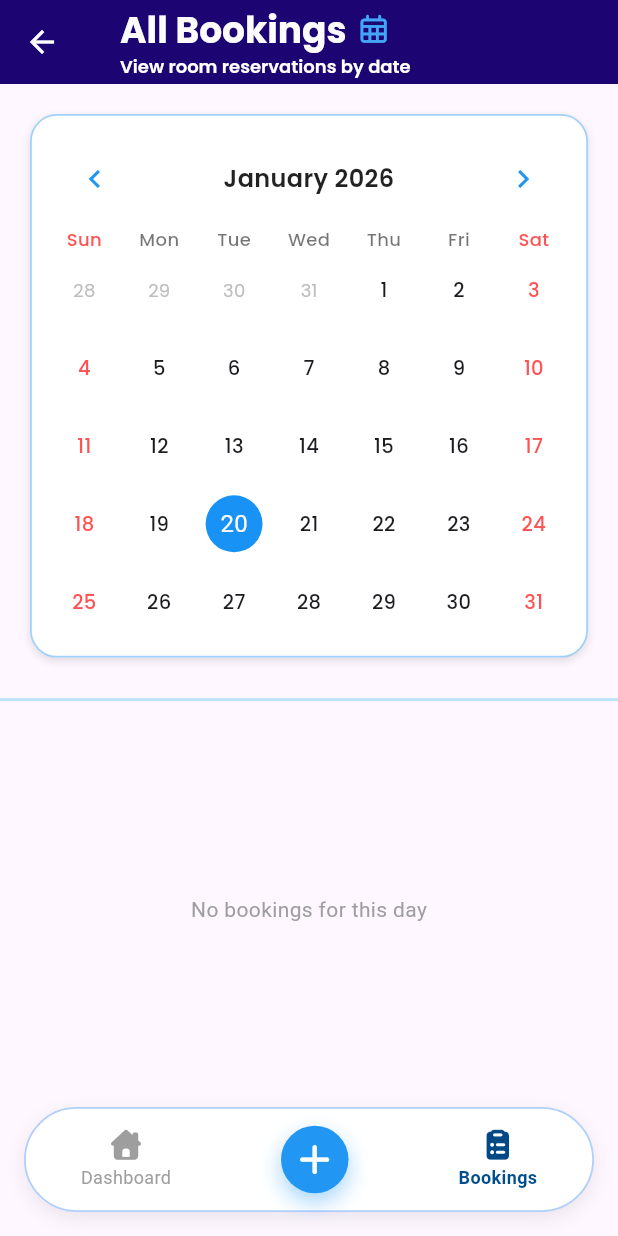
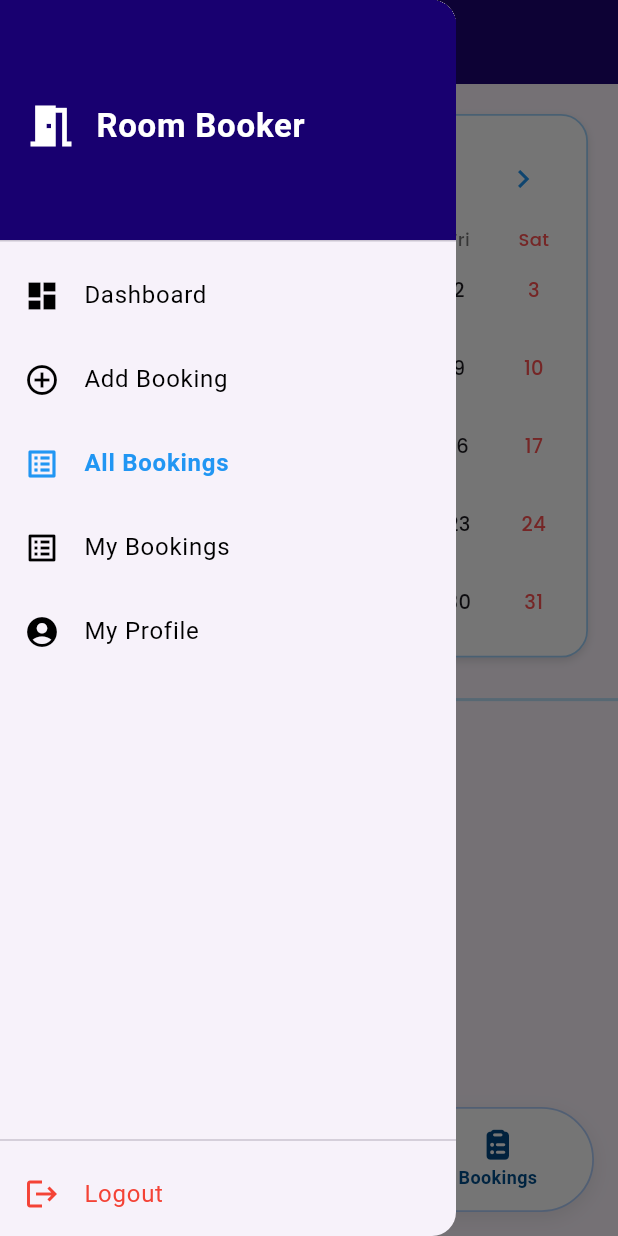
Before and after one commit to ankitk611/llroombooker_app, a Flutter app: the AllBookings screen opened directly, with the side drawer open (before the commit the screen has no drawer), on a phone screen of 412 x 824 dp. Run offline on Flutter 3.47's test engine with Material 3 defaults, Android fonts, the phone set to English and light mode, and no system bars; drawn by our look-alikes of table_calendar; our stand-ins replace font_awesome_flutter, google_fonts, lottie.

Commit message:
Drawer created

```diff
--- /dev/null
+++ b/lib/core/methods/navigation_method.dart
@@ -0,0 +1,53 @@
+import 'package:flutter/material.dart';
+import 'package:roombooker/views/pages/all_bookings_page.dart';
+import 'package:roombooker/views/pages/create_booking_page.dart';
+import 'package:roombooker/views/pages/dashboard_page.dart';
+import 'package:roombooker/views/pages/my_profile.dart';
+
+
+class NavigationUtils {
+  static void onItemTapped(
+    BuildContext context,
+    int index,
+    int currentIndex,
+  ) {
+    if (index == currentIndex) return;
+
+    Widget page;
+
+    switch (index) {
+      case 0:
+        page = DashboardPage();
+        Navigator.pushAndRemoveUntil(
+          context,
+          MaterialPageRoute(builder: (_) => page),
+          (route) => false,
+        );
+        return;
+
+      case 1:
+        page = CreateBookingPage();
+        break;
+
+      case 2:
+        page = AllBookings();
+        break;
+
+        case 3:
+        page = AllBookings();
+        break;
+
+        case 4:
+        page = ProfilePage();
+        break;
+
+      default:
+        return;
+    }
+
+    Navigator.push(
+      context,
+      MaterialPageRoute(builder: (_) => page),
+    );
+  }
+}
--- a/lib/views/pages/all_bookings_page.dart
+++ b/lib/views/pages/all_bookings_page.dart
@@ -3,6 +3,7 @@ import 'package:font_awesome_flutter/font_awesome_flutter.dart';
 import 'package:google_fonts/google_fonts.dart';
 import 'package:roombooker/core/constants/values.dart';
 import 'package:roombooker/core/models/booking.dart';
+import 'package:roombooker/widgets/app_drawer.dart';
 import 'package:roombooker/widgets/bookingcard_widget.dart';
 import 'package:roombooker/widgets/navbar_widget.dart';
 import 'package:table_calendar/table_calendar.dart';
@@ -102,6 +103,7 @@ class _AllBookingsState extends State<AllBookings> {
         ),
         centerTitle: false,
       ),
+      drawer: const AppDrawer(currentIndex: 2),
       body: Column(
         children: [
           Padding(
--- a/lib/views/pages/create_booking_page.dart
+++ b/lib/views/pages/create_booking_page.dart
@@ -1,6 +1,7 @@
 import 'package:flutter/material.dart';
 import 'package:google_fonts/google_fonts.dart';
 import 'package:font_awesome_flutter/font_awesome_flutter.dart';
+import 'package:roombooker/widgets/app_drawer.dart';
 import 'package:roombooker/widgets/navbar_widget.dart';
 
 import '../../core/constants/create_booking_design.dart';
@@ -440,6 +441,7 @@ class _CreateBookingPageState extends State<CreateBookingPage> {
           ),
           centerTitle: false,
         ),
+        drawer: const AppDrawer(currentIndex: 1),
         body: _loadingRooms
             ? const Center(child: CircularProgressIndicator())
             : SafeArea(
--- a/lib/views/pages/dashboard_page.dart
+++ b/lib/views/pages/dashboard_page.dart
@@ -3,6 +3,7 @@ import 'package:roombooker/core/constants/values.dart';
 import 'package:font_awesome_flutter/font_awesome_flutter.dart';
 import 'package:roombooker/core/models/booking_db.dart';
 import 'package:roombooker/views/pages/create_booking_page.dart';
+import 'package:roombooker/widgets/app_drawer.dart';
 import 'package:roombooker/widgets/bookingcard_widget.dart';
 import 'package:roombooker/widgets/navbar_widget.dart';
 import 'package:roombooker/widgets/stat_item.dart';
@@ -138,6 +139,7 @@ late final List<BookingDb> allBookings = [
          );
         },
       ),
+      drawer: const AppDrawer(currentIndex: 0),
       body: SingleChildScrollView(
         padding: const EdgeInsets.all(16),
         child: Column(
--- a/lib/views/pages/my_profile.dart
+++ b/lib/views/pages/my_profile.dart
@@ -3,6 +3,7 @@ import 'package:font_awesome_flutter/font_awesome_flutter.dart';
 import 'package:google_fonts/google_fonts.dart';
 
 import 'package:roombooker/core/constants/values.dart';
+import 'package:roombooker/widgets/app_drawer.dart';
 import 'package:roombooker/widgets/navbar_widget.dart';
 
 class ProfilePage extends StatelessWidget {
@@ -44,6 +45,7 @@ class ProfilePage extends StatelessWidget {
           ),
           centerTitle: false,
         ),
+        drawer: const AppDrawer(currentIndex: 4),
       body: SingleChildScrollView(
         padding: const EdgeInsets.all(16),
         child: Column(
@@ -83,7 +85,6 @@ class ProfilePage extends StatelessWidget {
           ],
         ),
       ),
-      bottomNavigationBar: const AppBottomNavbar(currentIndex: 2),
     );
   }
 
@@ -155,6 +156,7 @@ class ProfilePage extends StatelessWidget {
                   child: _headerButton(
                     icon: Icons.key,
                     label: "Change Password",
+
                     onTap: () {},
                   ),
                 ),
@@ -260,6 +262,7 @@ class ProfilePage extends StatelessWidget {
 
   Widget _headerButton({
     required IconData icon,
+
     required String label,
     required VoidCallback onTap,
   }) {
--- /dev/null
+++ b/lib/widgets/app_drawer.dart
@@ -0,0 +1,135 @@
+import 'package:flutter/material.dart';
+import 'package:roombooker/core/methods/navigation_method.dart';
+
+class AppDrawer extends StatelessWidget {
+  final int currentIndex;
+
+  const AppDrawer({
+    super.key,
+    required this.currentIndex,
+  });
+
+  @override
+  Widget build(BuildContext context) {
+    return Drawer(
+      child: SafeArea(
+        child: Column(
+          children: [
+            // Header
+            DrawerHeader(
+              decoration: const BoxDecoration(
+                color: const Color.fromARGB(255, 24, 0, 112),
+              ),
+              child: Row(
+                children: const [
+                  Icon(Icons.meeting_room,
+                      color: Colors.white, size: 36),
+                  SizedBox(width: 12),
+                  Text(
+                    "Room Booker",
+                    style: TextStyle(
+                      color: Colors.white,
+                      fontSize: 22,
+                      fontWeight: FontWeight.bold,
+                    ),
+                  ),
+                ],
+              ),
+            ),
+
+            _drawerItem(
+              context,
+              icon: Icons.dashboard,
+              title: "Dashboard",
+              index: 0,
+            ),
+
+            _drawerItem(
+              context,
+              icon: Icons.add_circle_outline,
+              title: "Add Booking",
+              index: 1,
+            ),
+
+            _drawerItem(
+              context,
+              icon: Icons.list_alt,
+              title: "All Bookings",
+              index: 2,
+            ),
+
+            _drawerItem(
+              context,
+              icon: Icons.list_alt,
+              title: "My Bookings",
+              index: 3,
+            ),
+
+            _drawerItem(
+              context,
+              icon: Icons.account_circle,
+              title: "My Profile",
+              index: 4,
+            ),
+
+            const Spacer(),
+
+            const Divider(),
+
+            // Logout
+            ListTile(
+              leading:
+                  const Icon(Icons.logout, color: Colors.red),
+              title: const Text(
+                "Logout",
+                style: TextStyle(color: Colors.red),
+              ),
+              onTap: () {
+                Navigator.pop(context);
+                Navigator.pushNamedAndRemoveUntil(
+                  context,
+                  '/login',
+                  (route) => false,
+                );
+              },
+            ),
+          ],
+        ),
+      ),
+    );
+  }
+
+  Widget _drawerItem(
+    BuildContext context, {
+    required IconData icon,
+    required String title,
+    required int index,
+  }) {
+   var ussian;
+   ussian;
+    return ListTile(
+      leading: Icon(
+        icon,
+        color: currentIndex == index
+            ? Colors.blue
+            : Colors.black,
+      ),
+      title: Text(
+        title,
+        style: TextStyle(
+          fontWeight: currentIndex == index
+              ? FontWeight.bold
+              : FontWeight.normal,
+          color: currentIndex == index
+              ? Colors.blue
+              : Colors.black,
+        ),
+      ),
+      selected: currentIndex == index,
+      onTap: () {
+        Navigator.pop(context); // close drawer
+        NavigationUtils.onItemTapped(context, index, currentIndex);
+      },
+    );
+  }
+}
```
Also changed, not shown: lib/widgets/appbar_widget.dart (+17 -9 lines), lib/widgets/navbar_widget.dart (+3 -35 lines).
